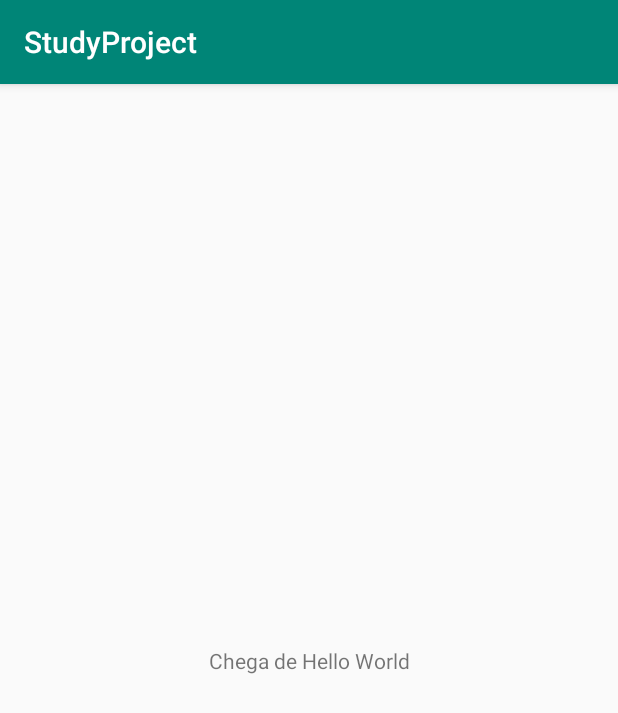
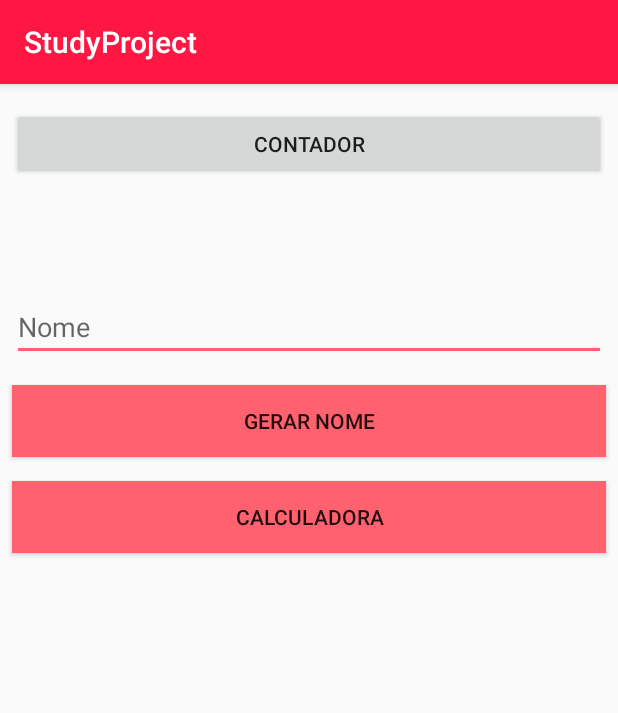
Before and after one commit to fernandafbc/StudyProject, an Android app: the screen it shows after launch (MainActivity), on a phone screen of 412 x 824 dp. Shown: the top 713 px of the screen. Run offline under Robolectric (Android 15) with nearby library versions, the phone set to English and light mode, and no system bars.

```diff
--- a/app/src/main/AndroidManifest.xml
+++ b/app/src/main/AndroidManifest.xml
@@ -16,6 +16,10 @@
                 <category android:name="android.intent.category.LAUNCHER"/>
             </intent-filter>
         </activity>
+        <activity android:name=".ContadorActivity">
+        </activity>
+        <activity android:name=".CalculatorActivity">
+        </activity>
     </application>
 
 </manifest>
--- a/app/src/main/java/com/fernandabraga/studyproject/MainActivity.java
+++ b/app/src/main/java/com/fernandabraga/studyproject/MainActivity.java
@@ -1,13 +1,57 @@
 package com.fernandabraga.studyproject;
 
+import android.content.Intent;
 import android.support.v7.app.AppCompatActivity;
 import android.os.Bundle;
+import android.view.View;
+import android.widget.Button;
+import android.widget.EditText;
+import android.widget.TextView;
+import android.widget.Toast;
 
 public class MainActivity extends AppCompatActivity {
+
+    Button button;
+    TextView textView;
+    EditText editText;
+    Button buttonName;
+    Button buttonCalculator;
 
     @Override
     protected void onCreate(Bundle savedInstanceState) {
         super.onCreate(savedInstanceState);
         setContentView(R.layout.activity_main);
     }
+
+    private void initViews() {
+        button = findViewById(R.id.btnContador);
+        buttonName = findViewById(R.id.btnName);
+        textView = findViewById(R.id.txtName);
+        editText = findViewById(R.id.editTxt);
+        buttonCalculator = findViewById(R.id.btnCalculadora);
+
+    }
+
+    @Override
+    protected void onStart() {
+        super.onStart();
+
+        initViews();
+
+        button.setOnClickListener(v -> {
+            Intent intent = new Intent(MainActivity.this, ContadorActivity.class);
+            MainActivity.this.startActivity(intent);
+        });
+
+        buttonName.setOnClickListener(v -> {
+            String name = editText.getText().toString();
+            textView.setText(name);
+        });
+
+        buttonCalculator.setOnClickListener(v -> {
+            Intent intent = new Intent(MainActivity.this, CalculatorActivity.class);
+            MainActivity.this.startActivity(intent);
+        });
+
+    }
 }
--- a/app/src/main/res/layout/activity_main.xml
+++ b/app/src/main/res/layout/activity_main.xml
@@ -1,19 +1,63 @@
 <?xml version="1.0" encoding="utf-8"?>
-<android.support.constraint.ConstraintLayout
+<LinearLayout
         xmlns:android="http://schemas.android.com/apk/res/android"
         xmlns:tools="http://schemas.android.com/tools"
         xmlns:app="http://schemas.android.com/apk/res-auto"
         android:layout_width="match_parent"
         android:layout_height="match_parent"
+        android:orientation="vertical"
         tools:context=".MainActivity">
 
+    <Button
+            android:id="@+id/btnContador"
+            android:layout_marginTop="16dp"
+            android:layout_marginEnd="8dp"
+            android:layout_marginStart="8dp"
+            android:layout_width="match_parent"
+            android:text="Contador"
+            android:layout_height="wrap_content"/>
+
+
     <TextView
+            android:id="@+id/txtName"
             android:layout_width="wrap_content"
             android:layout_height="wrap_content"
-            android:text="Chega de Hello World"
-            app:layout_constraintBottom_toBottomOf="parent"
-            app:layout_constraintLeft_toLeftOf="parent"
-            app:layout_constraintRight_toRightOf="parent"
-            app:layout_constraintTop_toTopOf="parent"/>
+            android:layout_gravity="center"
+            android:layout_marginTop="16dp"
+            android:textSize="32sp"
+            />
 
-</android.support.constraint.ConstraintLayout>
+    <EditText
+            android:id="@+id/editTxt"
+            android:layout_width="match_parent"
+            android:layout_height="wrap_content"
+            android:layout_marginTop="16dp"
+            android:layout_marginEnd="8dp"
+            android:layout_marginStart="8dp"
+            android:hint="Nome"
+            />
+
+    <Button
+            android:background="@color/colorAccent"
+            android:id="@+id/btnName"
+            android:layout_width="match_parent"
+            android:layout_height="wrap_content"
+            android:layout_marginTop="16dp"
+            android:layout_marginEnd="8dp"
+            android:layout_marginStart="8dp"
+            android:text="Gerar Nome"
+
+            />
+
+    <Button
+            android:id="@+id/btnCalculadora"
+            android:layout_width="match_parent"
+            android:layout_height="wrap_content"
+            android:layout_marginTop="16dp"
+            android:layout_marginEnd="8dp"
+            android:layout_marginStart="8dp"
+            android:text="Calculadora"
+            android:background="@color/colorAccent"
+            />
+
+</LinearLayout>
--- a/app/src/main/res/values/colors.xml
+++ b/app/src/main/res/values/colors.xml
@@ -1,6 +1,6 @@
 <?xml version="1.0" encoding="utf-8"?>
 <resources>
-    <color name="colorPrimary">#008577</color>
-    <color name="colorPrimaryDark">#00574B</color>
-    <color name="colorAccent">#D81B60</color>
+    <color name="colorPrimary">#ff1744</color>
+    <color name="colorPrimaryDark">#c4001d</color>
+    <color name="colorAccent">#ff616f</color>
 </resources>
--- a/app/src/main/res/values/strings.xml
+++ b/app/src/main/res/values/strings.xml
@@ -1,3 +1,4 @@
 <resources>
     <string name="app_name">StudyProject</string>
+    <string name="txt_contador">Contador</string>
 </resources>
```
Also changed, not shown: app/src/main/java/com/fernandabraga/studyproject/CalculatorActivity.java (added, +13 -0 lines), app/src/main/java/com/fernandabraga/studyproject/ContadorActivity.java (added, +35 -0 lines), app/src/main/res/layout/activity_calculator.xml (added, +46 -0 lines), app/src/main/res/layout/activity_contador.xml (added, +47 -0 lines).
